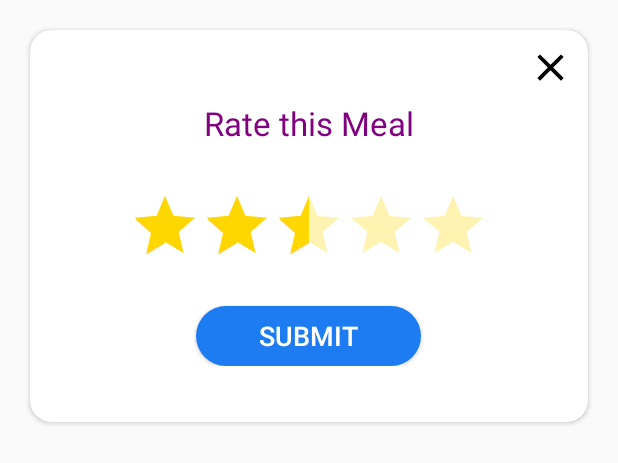
After one commit to LokeshInfo/Tally_Meals, an Android app: the layout dialog_rate_meal.xml on its own in the app's theme, with its tools: preview values and no code run, on a phone screen of 412 x 824 dp. The commit adds this screen. Shown: the top 463 px of the screen. Run offline under Robolectric (Android 15) with nearby library versions, the phone set to English and light mode, and no system bars.

Commit message:
Updates 30 Dec.......

```diff
--- /dev/null
+++ b/app/src/main/res/drawable/button_blue.xml
@@ -0,0 +1,12 @@
+<?xml version="1.0" encoding="utf-8"?>
+<ripple xmlns:android="http://schemas.android.com/apk/res/android"
+    xmlns:tools="http://schemas.android.com/tools"
+    android:color="#87CEFA"
+    tools:targetApi="lollipop">
+    <item>
+        <shape android:shape="rectangle">
+            <solid android:color="@color/blue" />
+            <corners android:radius="20pt" />
+        </shape>
+    </item>
+</ripple>
--- /dev/null
+++ b/app/src/main/res/drawable/ic_close_black_24dp.xml
@@ -0,0 +1,4 @@
+<vector android:height="30dp" android:viewportHeight="24.0"
+    android:viewportWidth="24.0" android:width="30dp" xmlns:android="http://schemas.android.com/apk/res/android">
+    <path android:fillColor="#FF000000" android:pathData="M19,6.41L17.59,5 12,10.59 6.41,5 5,6.41 10.59,12 5,17.59 6.41,19 12,13.41 17.59,19 19,17.59 13.41,12z"/>
+</vector>
--- /dev/null
+++ b/app/src/main/res/layout/dialog_rate_meal.xml
@@ -0,0 +1,68 @@
+<?xml version="1.0" encoding="utf-8"?>
+<androidx.cardview.widget.CardView
+    xmlns:android="http://schemas.android.com/apk/res/android"
+    android:layout_width="match_parent"
+    android:layout_height="wrap_content"
+    xmlns:app="http://schemas.android.com/apk/res-auto"
+    app:cardCornerRadius="14dp"
+    android:layout_margin="20dp"
+    >
+
+    <ImageView
+        android:id="@+id/cancel"
+        android:layout_width="wrap_content"
+        android:layout_height="wrap_content"
+        android:src="@drawable/ic_close_black_24dp"
+        android:layout_gravity="end"
+        android:paddingTop="10dp"
+        android:paddingEnd="10dp"
+        />
+
+    <LinearLayout
+        android:layout_width="match_parent"
+        android:layout_height="wrap_content"
+        android:orientation="vertical"
+        android:layout_marginTop="10pt"
+        android:layout_margin="7dp"
+        android:paddingTop="30dp"
+        android:paddingBottom="30dp"
+        >
+    <TextView
+        android:layout_width="match_parent"
+        android:layout_height="wrap_content"
+        android:text="Rate this Meal"
+        android:textAlignment="center"
+        android:textSize="10pt"
+        android:textColor="@color/Purple"
+        android:layout_marginTop="10dp"
+        />
+
+        <RatingBar
+            android:layout_width="wrap_content"
+            android:layout_height="wrap_content"
+            android:numStars="5"
+            android:layout_gravity="center"
+            android:layout_marginTop="10dp"
+            android:rating="2.5"
+            android:theme="@style/RatingBar"
+            android:backgroundTint="@color/golden2"
+            android:foregroundTint="@color/golden2"
+            android:progressTint="@color/golden"
+            android:paddingTop="20dp"
+            />
+
+
+        <Button
+            android:id="@+id/submit"
+            android:layout_width="150dp"
+            android:layout_height="40dp"
+            android:text="Submit"
+            android:textSize="8pt"
+            android:layout_gravity="center"
+            android:background="@drawable/button_blue"
+            android:textColor="@color/white"
+            android:layout_marginTop="20dp"
+            />
+
+    </LinearLayout>
+</androidx.cardview.widget.CardView>
--- a/app/src/main/res/layout/fragment_home.xml
+++ b/app/src/main/res/layout/fragment_home.xml
@@ -665,6 +665,7 @@
                     </androidx.cardview.widget.CardView>
 
                     <TextView
+                        android:id="@+id/rate1"
                         android:layout_width="match_parent"
                         android:layout_height="wrap_content"
                         android:textAlignment="center"
@@ -1046,6 +1047,7 @@
                     </androidx.cardview.widget.CardView>
 
                     <TextView
+                        android:id="@+id/rate2"
                         android:layout_width="match_parent"
                         android:layout_height="wrap_content"
                         android:textAlignment="center"
--- a/app/src/main/res/values/colors.xml
+++ b/app/src/main/res/values/colors.xml
@@ -29,5 +29,8 @@
     <color name="jade">#00A86B</color>
     <color name="eron">#00FF3F</color>
 
+    <color name="golden">#ffd700</color>
+    <color name="golden2">#FFCF40</color>
+
 
 </resources>
--- a/app/src/main/res/values/styles.xml
+++ b/app/src/main/res/values/styles.xml
@@ -41,4 +41,10 @@
         <item name="android:textColorHint">@color/light_grey</item>
     </style>
 
+    <style name="RatingBar" parent="Theme.AppCompat">
+        <item name="colorControlNormal">@color/golden</item>
+        <item name="colorControlActivated">@color/golden2</item>
+    </style>
+
+
 </resources>
```
Also changed, not shown: app/src/main/java/com/tally_meals/ics/Fragment/Home_fragment.java (+44 -21 lines).
